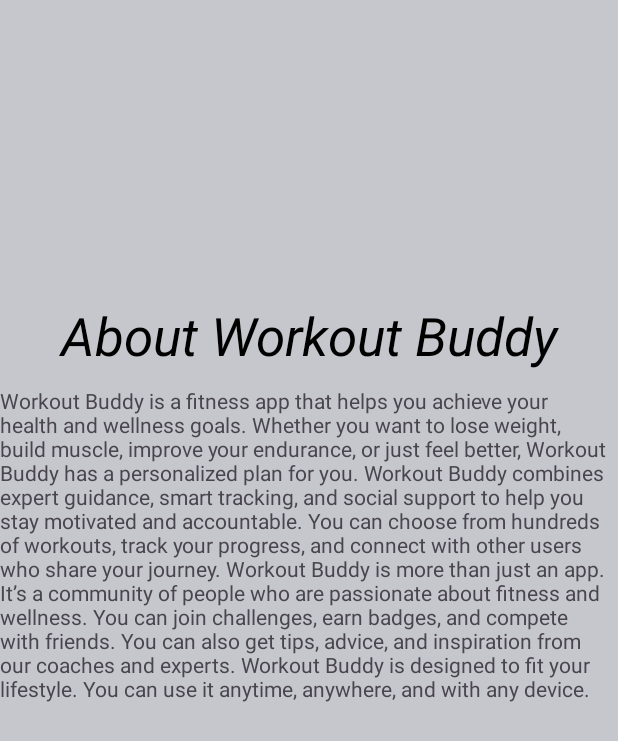
After one commit to letsMakeItCoded/Android_dev, an Android app: the About screen opened directly, with no data from a screen before it, on a phone screen of 412 x 824 dp. The commit adds this screen. Shown: the top 741 px of the screen. Run offline under Robolectric (Android 15) with nearby library versions, the phone set to English and light mode, and no system bars.

```diff
--- a/app/build.gradle
+++ b/app/build.gradle
@@ -42,6 +42,5 @@ dependencies {
     testImplementation 'junit:junit:4.13.2'
     androidTestImplementation 'androidx.test.ext:junit:1.1.5'
     androidTestImplementation 'androidx.test.espresso:espresso-core:3.5.1'
-    implementation 'pl.droidsonroids.gif:android-gif-drawable:1.2.19'
 
 }
--- /dev/null
+++ b/app/src/main/java/com/example/fiteness/About.java
@@ -0,0 +1,14 @@
+package com.example.fiteness;
+
+import androidx.appcompat.app.AppCompatActivity;
+
+import android.os.Bundle;
+
+public class About extends AppCompatActivity {
+
+    @Override
+    protected void onCreate(Bundle savedInstanceState) {
+        super.onCreate(savedInstanceState);
+        setContentView(R.layout.activity_about);
+    }
+}
--- a/app/src/main/java/com/example/fiteness/BegInterfaceModel.java
+++ b/app/src/main/java/com/example/fiteness/BegInterfaceModel.java
@@ -16,4 +16,8 @@ public class BegInterfaceModel {
     public int getFitnessImage() {
         return fitnessImage;
     }
+
+    public int getItemId() {
+        return getItemId();
+    }
 }
--- a/app/src/main/java/com/example/fiteness/MainActivity.java
+++ b/app/src/main/java/com/example/fiteness/MainActivity.java
@@ -29,8 +29,9 @@ public class MainActivity extends AppCompatActivity{
             if (itemId == R.id.menu_item1) {
                 Intent intent = new Intent(MainActivity.this, Home_layout.class);
                 startActivity(intent);
-            } else if (itemId == R.id.menu_item2) {// Handle menu item 2 selection
-                // Add more cases for other menu items if needed
+            } else if (itemId == R.id.menu_item3) {
+                Intent intent = new Intent(MainActivity.this, About.class);
+                startActivity(intent);
             }
             return true;
         });
--- a/app/src/main/java/com/example/fiteness/MainActivity2.java
+++ b/app/src/main/java/com/example/fiteness/MainActivity2.java
@@ -27,11 +27,13 @@ public class MainActivity2 extends AppCompatActivity {
             if (itemId == R.id.menu_item1) {
                 Intent intent = new Intent(MainActivity2.this, Home_layout.class);
                 startActivity(intent);
-            } else if (itemId == R.id.menu_item2) {// Handle menu item 2 selection
-                // Add more cases for other menu items if needed
+            } else if (itemId == R.id.menu_item3) {
+                Intent intent = new Intent(MainActivity2.this, About.class);
+                startActivity(intent);
             }
             return true;
         });
+
 
         RecyclerView recyclerView = findViewById(R.id.intRecyclerView);
 
--- a/app/src/main/java/com/example/fiteness/MainActivity3.java
+++ b/app/src/main/java/com/example/fiteness/MainActivity3.java
@@ -28,8 +28,9 @@ public class MainActivity3 extends AppCompatActivity {
             if (itemId == R.id.menu_item1) {
                 Intent intent = new Intent(MainActivity3.this, Home_layout.class);
                 startActivity(intent);
-            } else if (itemId == R.id.menu_item2) {// Handle menu item 2 selection
-                // Add more cases for other menu items if needed
+            } else if (itemId == R.id.menu_item3) {
+                Intent intent = new Intent(MainActivity3.this, About.class);
+                startActivity(intent);
             }
             return true;
         });
--- /dev/null
+++ b/app/src/main/res/layout/activity_about.xml
@@ -0,0 +1,33 @@
+<?xml version="1.0" encoding="utf-8"?>
+<RelativeLayout xmlns:android="http://schemas.android.com/apk/res/android"
+    android:layout_width="match_parent"
+    android:layout_height="match_parent"
+    android:background="@color/material_dynamic_neutral80"
+    xmlns:app="http://schemas.android.com/apk/res-auto">
+
+    <TextView
+        android:layout_width="match_parent"
+        android:layout_height="wrap_content"
+        android:textStyle="italic"
+        android:text="About Workout Buddy"
+        android:textSize="35dp"
+        android:id="@+id/intro"
+        android:textColor="@color/black"
+        android:layout_centerHorizontal="true"
+        android:layout_marginTop="200dp"
+        android:textAlignment="center"/>
+
+    <TextView
+        android:layout_width="wrap_content"
+        android:layout_height="wrap_content"
+        android:layout_below="@id/intro"
+        android:layout_marginTop="10dp"
+        android:text="Workout Buddy is a fitness app that helps you achieve your health and wellness goals. Whether you want to lose weight, build muscle, improve your endurance, or just feel better, Workout Buddy has a personalized plan for you.
+Workout Buddy combines expert guidance, smart tracking, and social support to help you stay motivated and accountable. You can choose from hundreds of workouts, track your progress, and connect with other users who share your journey.
+Workout Buddy is more than just an app. It’s a community of people who are passionate about fitness and wellness. You can join challenges, earn badges, and compete with friends. You can also get tips, advice, and inspiration from our coaches and experts.
+Workout Buddy is designed to fit your lifestyle. You can use it anytime, anywhere, and with any device."
+        />
+
+
+
+</RelativeLayout>
--- a/app/src/main/res/layout/beg_recycler_view.xml
+++ b/app/src/main/res/layout/beg_recycler_view.xml
@@ -7,6 +7,7 @@
     android:layout_height="wrap_content">
 
     <androidx.cardview.widget.CardView
+        android:id="@+id/begCardView"
         android:layout_width="match_parent"
         android:layout_height="wrap_content"
         android:layout_margin="2dp"
```
Also changed, not shown: app/src/main/AndroidManifest.xml (+12 -8 lines), app/src/main/java/com/example/fiteness/BI_RecyclerViewAdapter.java (+31 -0 lines), app/src/main/java/com/example/fiteness/BWI_RecyclerViewAdaper.java (+31 -0 lines), app/src/main/java/com/example/fiteness/WorkOutDetails.java (added, +20 -0 lines), app/src/main/res/layout/activity_work_out_details.xml (added, +29 -0 lines).
